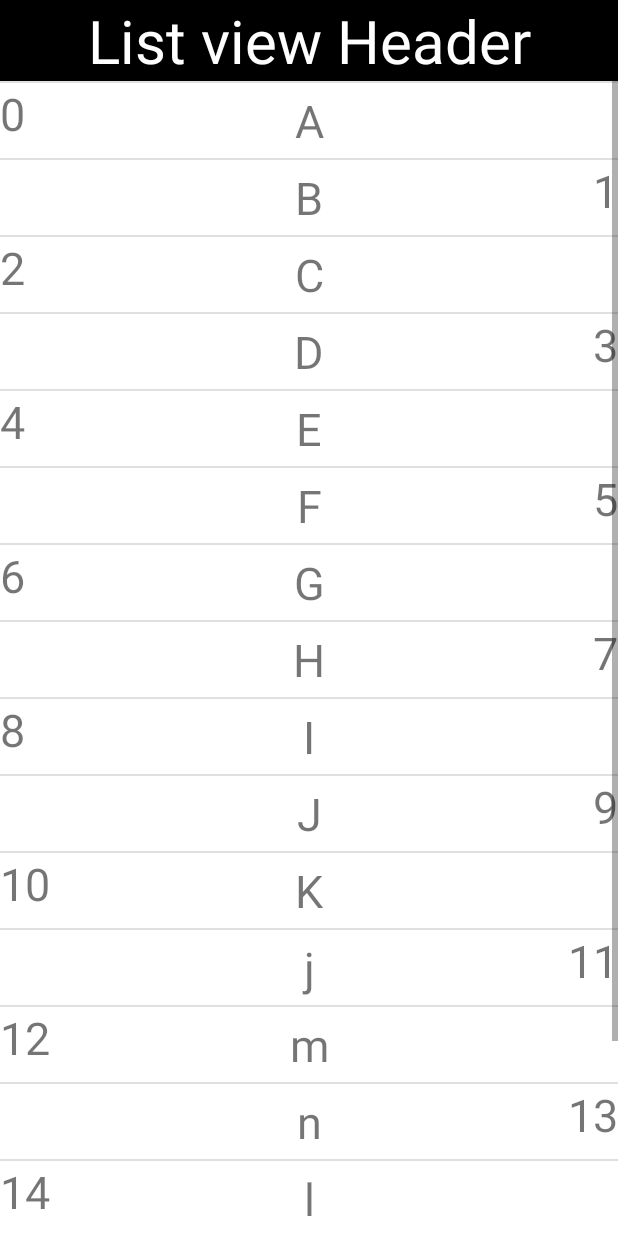
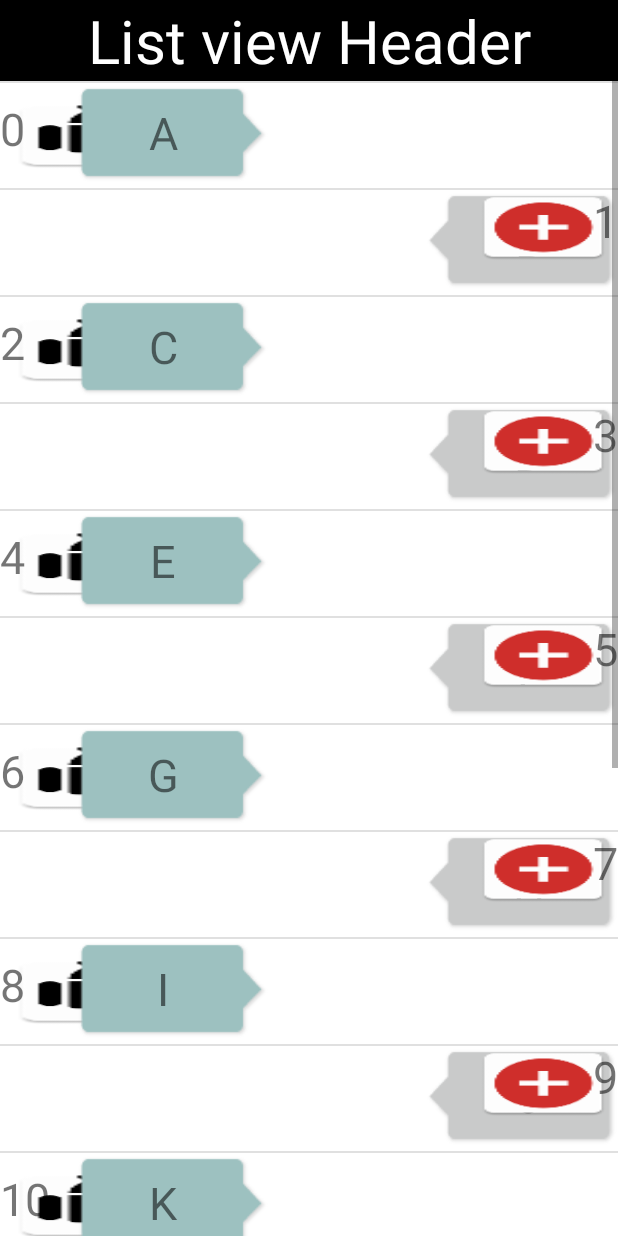
Before and after one commit to jtovar2/android_class_hw2, an Android app: the screen it shows after launch (ListViewActivity), after a tap on an icon or button, on a phone screen of 412 x 824 dp. Run offline under Robolectric (Android 15) with nearby library versions, the phone set to English and light mode, and no system bars.

Commit message:
mo changess

```diff
--- a/app/src/main/AndroidManifest.xml
+++ b/app/src/main/AndroidManifest.xml
@@ -3,6 +3,7 @@
     package="com.example.jxt0589.javiertovar">
 
     <application
+        android:name=".JavierApplication"
         android:allowBackup="true"
         android:icon="@mipmap/ic_launcher"
         android:label="@string/app_name"
@@ -19,7 +20,8 @@
             android:name=".ListViewActivity"
             android:label="@string/title_activity_list_view"
             android:theme="@style/Theme.AppCompat.DayNight.NoActionBar" />
-        <activity android:name=".ViewPagerActivity"></activity>
+        <activity android:name=".ViewPagerActivity" />
+        <activity android:name=".BaseActivity"></activity>
     </application>
 
 </manifest>
--- /dev/null
+++ b/app/src/main/java/com/example/jxt0589/javiertovar/BaseActivity.java
@@ -0,0 +1,34 @@
+package com.example.jxt0589.javiertovar;
+
+import android.content.Intent;
+import android.support.v7.app.AppCompatActivity;
+import android.os.Bundle;
+import android.widget.Toast;
+
+public class BaseActivity extends AppCompatActivity {
+
+    @Override
+    protected void onCreate(Bundle savedInstanceState) {
+
+        super.onCreate(savedInstanceState);
+    }
+
+
+
+    public void toActivity(Class clazz)
+    {
+        Intent intent = new Intent(this, clazz);
+        startActivity(intent);
+    }
+
+    public void toastLong(String content)
+    {
+        Toast.makeText(this,content, Toast.LENGTH_LONG).show();
+
+    }
+
+    public void toastShort(String content)
+    {
+        Toast.makeText(this, content, Toast.LENGTH_SHORT).show();
+    }
+}
--- /dev/null
+++ b/app/src/main/java/com/example/jxt0589/javiertovar/JavierApplication.java
@@ -0,0 +1,19 @@
+package com.example.jxt0589.javiertovar;
+
+import android.app.Application;
+
+import com.example.jxt0589.javiertovar.util.UtilLog;
+
+/**
+ * Created by JXT0589 on 2/6/17.
+ */
+
+public class JavierApplication extends Application
+{
+    public void onCreate()
+    {
+        super.onCreate();
+        UtilLog.setDEBUG(true);
+
+    }
+}
--- a/app/src/main/java/com/example/jxt0589/javiertovar/ListViewActivity.java
+++ b/app/src/main/java/com/example/jxt0589/javiertovar/ListViewActivity.java
@@ -5,6 +5,7 @@ import android.support.design.widget.FloatingActionButton;
 import android.support.design.widget.Snackbar;
 import android.support.v7.app.AppCompatActivity;
 import android.support.v7.widget.Toolbar;
+import android.util.Log;
 import android.view.Gravity;
 import android.view.View;
 import android.widget.AdapterView;
@@ -82,5 +83,6 @@ public class ListViewActivity extends AppCompatActivity  implements AdapterView.
     public void onItemClick(AdapterView<?> parent, View view, int position, long id)
     {
         Toast.makeText(this, "listView was clicked at position " + position, Toast.LENGTH_SHORT).show();
+        Log.d("listViewActivity", String.valueOf(position) + " clicked" );
     }
 }
--- a/app/src/main/java/com/example/jxt0589/javiertovar/MainActivity.java
+++ b/app/src/main/java/com/example/jxt0589/javiertovar/MainActivity.java
@@ -4,12 +4,15 @@ import android.app.Activity;
 import android.content.Intent;
 import android.support.v7.app.AppCompatActivity;
 import android.os.Bundle;
+import android.util.Log;
 import android.view.View;
 import android.widget.Button;
 import android.widget.ImageButton;
 import android.widget.Toast;
 
-public class MainActivity extends Activity {
+import java.util.List;
+
+public class MainActivity extends BaseActivity {
 
 
     private ImageButton bt1;
@@ -36,16 +39,18 @@ public class MainActivity extends Activity {
         bt1.setOnClickListener(new View.OnClickListener() {
             @Override
             public void onClick(View v) {
-                Intent intent = new Intent(v.getContext(), ViewPagerActivity.class);
-                startActivity(intent);
+
+                toActivity(ViewPagerActivity.class);
             }
         });
 
         bt3.setOnClickListener(new View.OnClickListener() {
             @Override
             public void onClick(View v) {
-                Intent intent = new Intent(v.getContext(), ListViewActivity.class);
-                startActivity(intent);
+
+
+
+                toActivity(ListViewActivity.class);
             }
         });
 
@@ -54,6 +59,8 @@ public class MainActivity extends Activity {
 
     public void onClick(View v) {
 
-        Toast.makeText(v.getContext(), "Button2 was clicked", Toast.LENGTH_SHORT).show();
+        //Toast.makeText(v.getContext(), "Button2 was clicked", Toast.LENGTH_SHORT).show();
+        toastLong("button was clicked");
+        Log.d("ayeeyeyeyeyeye", "Falcons lost");
     }
 }
--- a/app/src/main/java/com/example/jxt0589/javiertovar/adapter/ListViewAdapter.java
+++ b/app/src/main/java/com/example/jxt0589/javiertovar/adapter/ListViewAdapter.java
@@ -5,10 +5,12 @@ import android.view.LayoutInflater;
 import android.view.View;
 import android.view.ViewGroup;
 import android.widget.BaseAdapter;
+import android.widget.RelativeLayout;
 import android.widget.TextClock;
 import android.widget.TextView;
 
 import com.example.jxt0589.javiertovar.R;
+import com.example.jxt0589.javiertovar.util.UtilDensity;
 
 import java.util.ArrayList;
 
@@ -70,11 +72,21 @@ public class ListViewAdapter extends BaseAdapter {
         {
             holder.textView.setVisibility(View.VISIBLE);
             holder.textView3.setVisibility(View.INVISIBLE);
+
+            holder.lp.setMargins(UtilDensity.dip2px(mContext, 50), 0,0,0);
+            holder.lp.addRule(RelativeLayout.ALIGN_PARENT_LEFT);
+            holder.textView2.setBackgroundResource(R.drawable.chatto_bg_focused);
+            holder.textView2.setLayoutParams(holder.lp);
         }
         else
         {
             holder.textView.setVisibility(View.INVISIBLE);
             holder.textView3.setVisibility(View.VISIBLE);
+
+            holder.lp.setMargins(UtilDensity.dip2px(mContext, 50), 0,0,0);
+            holder.lp.addRule(RelativeLayout.ALIGN_PARENT_RIGHT);
+            holder.textView2.setBackgroundResource(R.drawable.chatfrom_bg_focused);
+            holder.textView2.setLayoutParams(holder.lp);
         }
         return convertView;
     }
@@ -85,4 +97,6 @@ class ViewHolder {
     public TextView textView;
     public TextView textView2;
     public TextView textView3;
+    RelativeLayout.LayoutParams lp = new RelativeLayout.LayoutParams(RelativeLayout.LayoutParams.WRAP_CONTENT,
+            RelativeLayout.LayoutParams.WRAP_CONTENT);
 }
--- /dev/null
+++ b/app/src/main/java/com/example/jxt0589/javiertovar/util/UtilDensity.java
@@ -0,0 +1,22 @@
+package com.example.jxt0589.javiertovar.util;
+
+import android.content.Context;
+
+/**
+ * Created by JXT0589 on 2/8/17.
+ */
+
+public class UtilDensity {
+
+    public static int dip2px(Context context, float dpValue)
+    {
+        final float scale = context.getResources().getDisplayMetrics().density;
+        return (int) (dpValue* scale + 0.5f);
+    }
+
+    public static  int px2dip(Context context, float pxValue)
+    {
+        final float scale = context.getResources().getDisplayMetrics().density;
+        return (int) (pxValue / scale + 0.5f);
+    }
+}
--- /dev/null
+++ b/app/src/main/java/com/example/jxt0589/javiertovar/util/UtilLog.java
@@ -0,0 +1,25 @@
+package com.example.jxt0589.javiertovar.util;
+
+import android.util.Log;
+
+/**
+ * Created by JXT0589 on 2/6/17.
+ */
+
+public class UtilLog {
+
+    private  static boolean DEBUG = false;
+
+
+    public static void setDEBUG(boolean b)
+    {
+        DEBUG = b;
+    }
+    public static void logD(String key, String value)
+    {
+        if(DEBUG) {
+            Log.d(key, value);
+
+        }
+    }
+}
--- a/app/src/main/res/layout/list_item.xml
+++ b/app/src/main/res/layout/list_item.xml
@@ -10,6 +10,7 @@
         android:layout_centerVertical="true"
         android:hint="@string/app_name"
         android:textSize="30sp"
+        android:background="@mipmap/button_not_selected"
         android:id="@+id/list_text1"
         >
 
@@ -35,6 +36,7 @@
         android:hint="@string/hint"
         android:textSize="30sp"
         android:id="@+id/list_text3"
+        android:background="@mipmap/button_selected"
         >
 
     </TextView>
```
Also changed, not shown: app/src/main/res/layout/fragment_content.xml (+6 -1 lines), app/src/main/res/drawable/chatfrom_bg_focused.9.png (added), app/src/main/res/drawable/chatto_bg_focused.9.png (added), app/src/main/res/mipmap-xhdpi/pic1.JPG (added).
